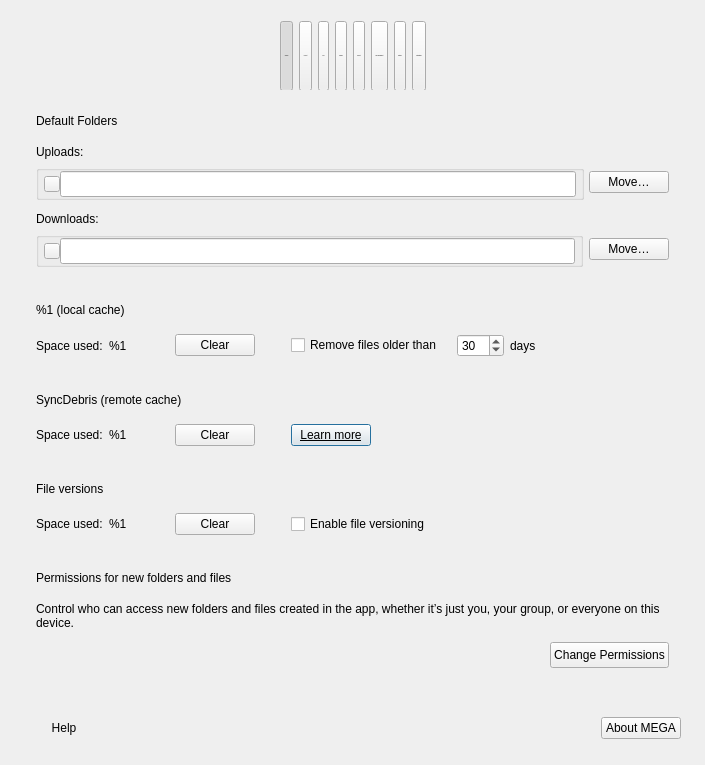
First picture: the form in src/MEGASync/gui/ui/SettingsDialog.ui, repository rl-mega/MEGAsync, before the edit.
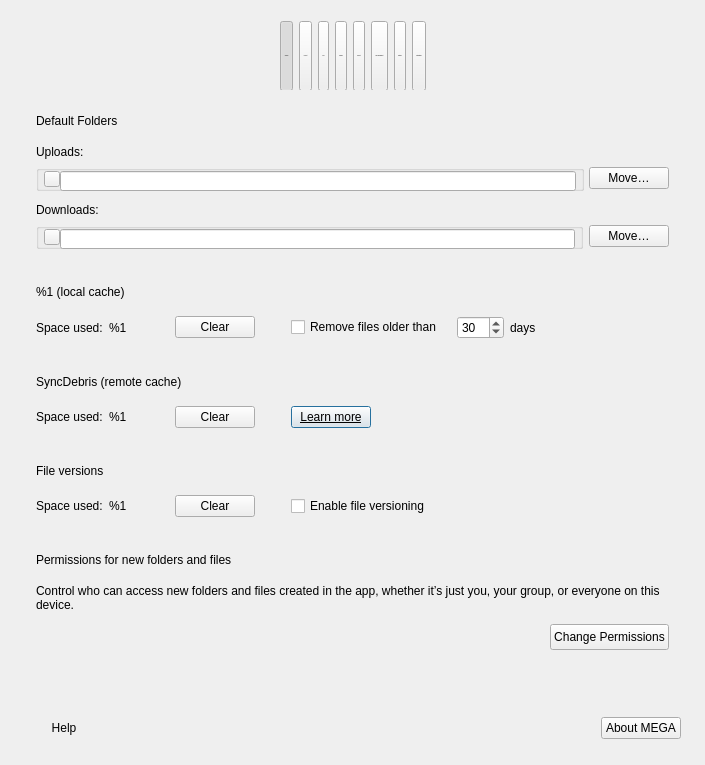
Second picture: the form after the edit. The open tabs and pages were chosen to show the change. Icons and pictures are not drawn. Custom widgets are drawn as their Qt base class.

Commit message: Set fixed values for both folder components

```diff
--- a/src/MEGASync/gui/ui/SettingsDialog.ui
+++ b/src/MEGASync/gui/ui/SettingsDialog.ui
@@ -2236,13 +2236,13 @@
                <property name="minimumSize">
                 <size>
                  <width>0</width>
-                 <height>0</height>
+                 <height>26</height>
                 </size>
                </property>
                <property name="maximumSize">
                 <size>
                  <width>16777215</width>
-                 <height>16777215</height>
+                 <height>26</height>
                 </size>
                </property>
                <property name="title">
@@ -2298,7 +2298,13 @@
                   <property name="minimumSize">
                    <size>
                     <width>0</width>
-                    <height>26</height>
+                    <height>20</height>
+                   </size>
+                  </property>
+                  <property name="maximumSize">
+                   <size>
+                    <width>16777215</width>
+                    <height>20</height>
                    </size>
                   </property>
                   <property name="accessibleName">
@@ -2399,13 +2405,13 @@
                <property name="minimumSize">
                 <size>
                  <width>0</width>
-                 <height>0</height>
+                 <height>26</height>
                 </size>
                </property>
                <property name="maximumSize">
                 <size>
                  <width>16777215</width>
-                 <height>16777215</height>
+                 <height>26</height>
                 </size>
                </property>
                <property name="title">
@@ -2461,7 +2467,13 @@
                   <property name="minimumSize">
                    <size>
                     <width>0</width>
-                    <height>26</height>
+                    <height>20</height>
+                   </size>
+                  </property>
+                  <property name="maximumSize">
+                   <size>
+                    <width>16777215</width>
+                    <height>20</height>
                    </size>
                   </property>
                   <property name="accessibleName">
```
